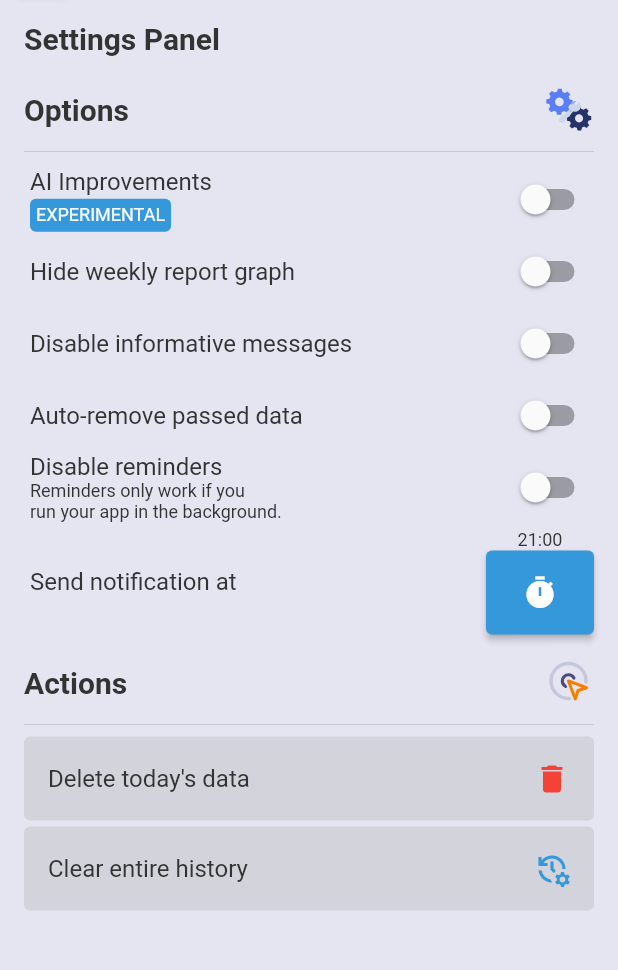
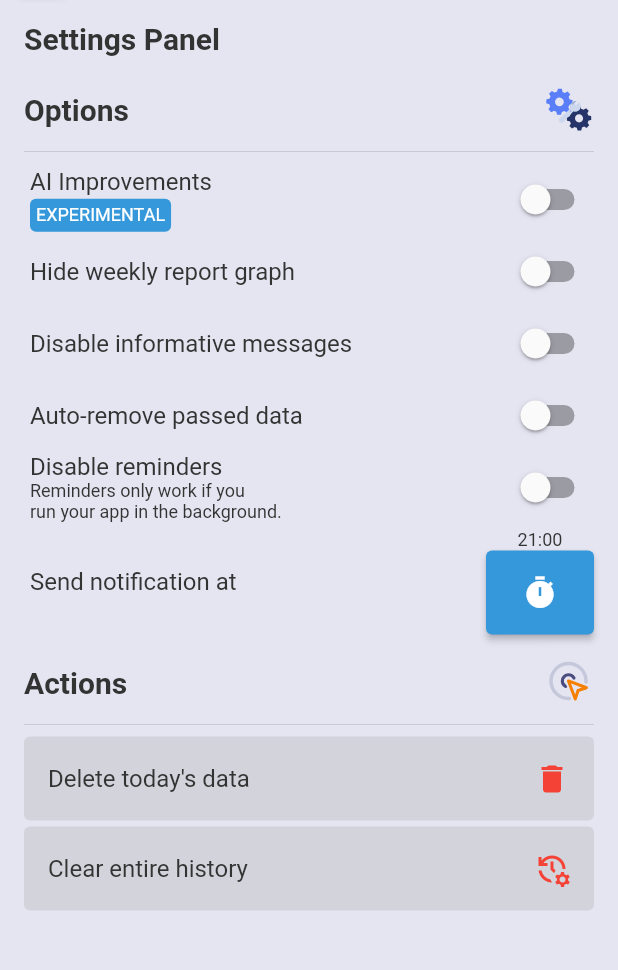
Before and after one commit to sauciucrazvan/mindwaves, a Flutter app: the SettingsPanel screen opened directly, on a phone screen of 412 x 824 dp, the part 75-1045 px from its top. Run offline on Flutter 3.47's test engine with Material 2 defaults, Android fonts, the phone set to English and light mode, and no system bars; our stand-ins replace flutter_local_notifications, hive, hive_flutter, lottie, timezone; missing offline and left inert: encrypt, graphic; accounts and stored records are empty.

Commit message:
Matched the color of the clear buttons in the settings page

```diff
--- a/lib/frontend/routes/settings/settings_panel.dart
+++ b/lib/frontend/routes/settings/settings_panel.dart
@@ -369,10 +369,10 @@ class _SettingsPanelState extends State<SettingsPanel> {
                 // Clear entire history
                 LongButton(
                   title: "Clear entire history",
-                  trailing: Icon(
+                  trailing: const Icon(
                     Icons.manage_history,
                     size: 24,
-                    color: Theme.of(context).colorScheme.primary,
+                    color: Colors.red,
                   ),
                   color: Theme.of(context).colorScheme.secondary,
                   onTap: () => showDialog(
@@ -395,10 +395,10 @@ class _SettingsPanelState extends State<SettingsPanel> {
                   // Clear improvements cache
                   LongButton(
                     title: "Clear improvements cache",
-                    trailing: Icon(
+                    trailing: const Icon(
                       Icons.cached,
                       size: 24,
-                      color: Theme.of(context).colorScheme.primary,
+                      color: Colors.red,
                     ),
                     color: Theme.of(context).colorScheme.secondary,
                     onTap: () => showDialog(
```
